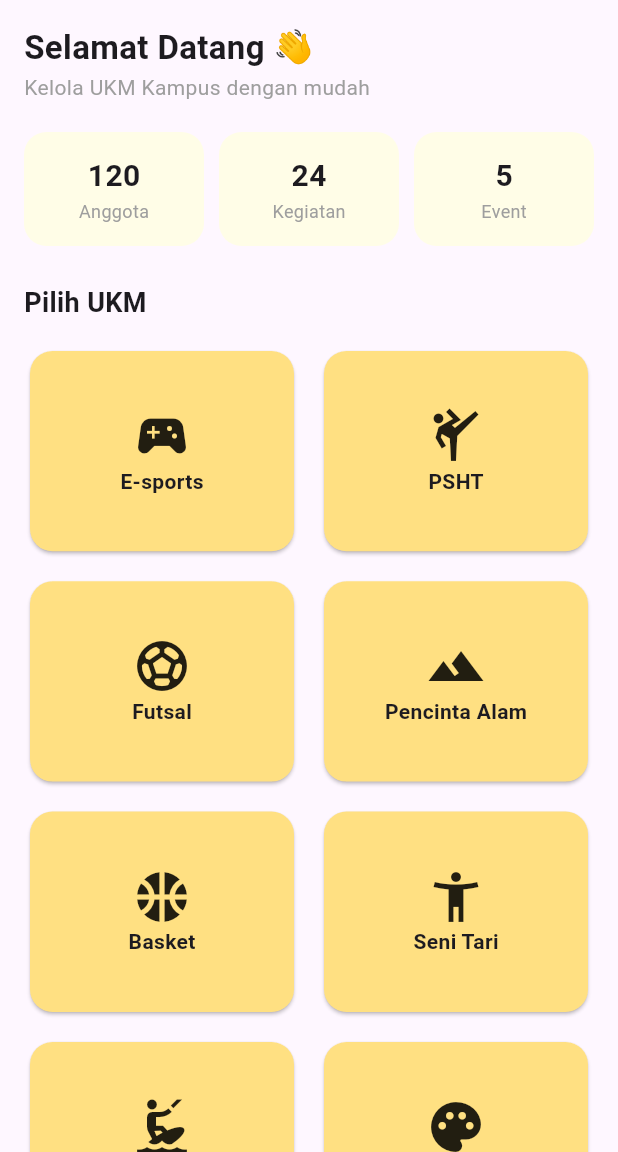
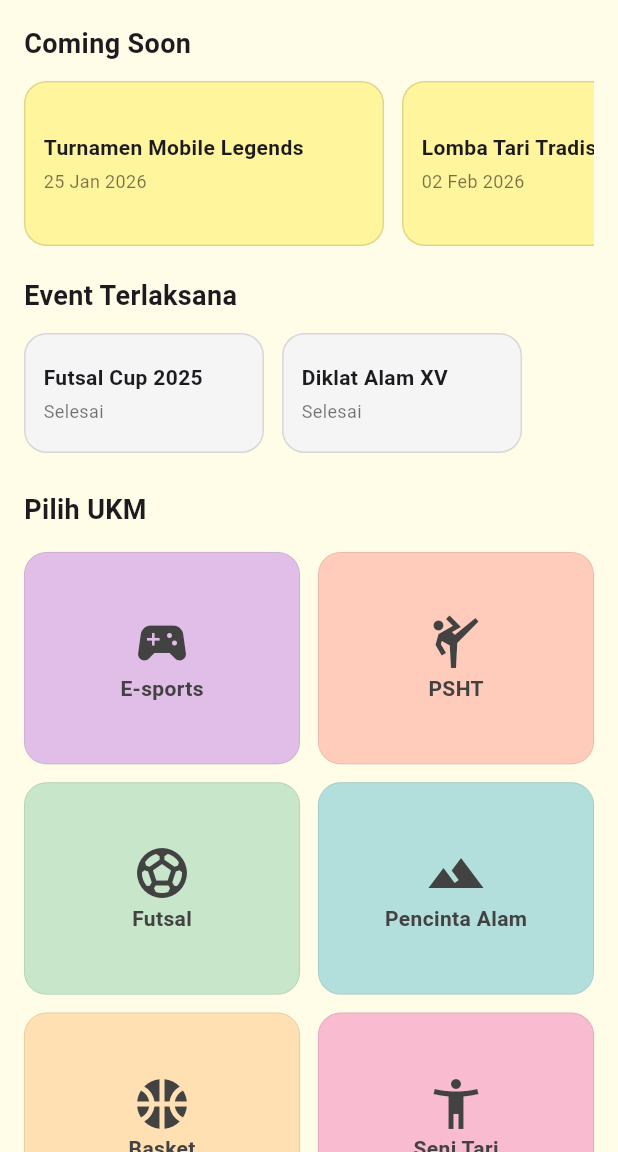
Before and after one commit to DinaMaulidyawati/SIMUKA, a Flutter app: the HomePage screen opened by its route, on a phone screen of 412 x 824 dp, the part 84-1236 px from its top. Run offline on Flutter 3.47's test engine with Material 3 defaults, Android fonts, the phone set to English and light mode, and no system bars.

Commit message:
merubah UI dashboard

```diff
--- a/lib/presentation/pages/home_page.dart
+++ b/lib/presentation/pages/home_page.dart
@@ -2,7 +2,7 @@ import 'package:flutter/material.dart';
 import 'kegiatan_pages.dart';
 import 'app_state.dart';
 import 'pengaturan_page.dart';
-import 'login_page.dart'; // <--- IMPORT HALAMAN LOGIN
+import 'login_page.dart';
 
 class HomePage extends StatefulWidget {
   const HomePage({super.key});
@@ -12,40 +12,60 @@ class HomePage extends StatefulWidget {
 }
 
 class _HomePageState extends State<HomePage> {
-  // Fungsi refresh saat kembali dari halaman detail
   void refresh() => setState(() {});
+
+  final List<Map<String, dynamic>> daftarUkm = [
+    {'name': 'E-sports', 'icon': Icons.sports_esports, 'color': const Color(0xFFE1BEE7)},
+    {'name': 'PSHT', 'icon': Icons.sports_martial_arts, 'color': const Color(0xFFFFCCBC)},
+    {'name': 'Futsal', 'icon': Icons.sports_soccer, 'color': const Color(0xFFC8E6C9)},
+    {'name': 'Pencinta Alam', 'icon': Icons.terrain, 'color': const Color(0xFFB2DFDB)},
+    {'name': 'Basket', 'icon': Icons.sports_basketball, 'color': const Color(0xFFFFE0B2)},
+    {'name': 'Seni Tari', 'icon': Icons.accessibility_new, 'color': const Color(0xFFF8BBD0)},
+    {'name': 'Taekwondo', 'icon': Icons.kitesurfing, 'color': const Color(0xFFB3E5FC)},
+    {'name': 'Seni Rupa', 'icon': Icons.palette, 'color': const Color(0xFFFFF9C4)},
+  ];
 
   @override
   Widget build(BuildContext context) {
-    final List<Map<String, dynamic>> daftarUkm = [
-      {'name': 'E-sports', 'icon': Icons.sports_esports},
-      {'name': 'PSHT', 'icon': Icons.sports_martial_arts},
-      {'name': 'Futsal', 'icon': Icons.sports_soccer},
-      {'name': 'Pencinta Alam', 'icon': Icons.terrain},
-      {'name': 'Basket', 'icon': Icons.sports_basketball},
-      {'name': 'Seni Tari', 'icon': Icons.accessibility_new},
-      {'name': 'Taekwondo', 'icon': Icons.kitesurfing},
-      {'name': 'Seni Rupa', 'icon': Icons.palette},
-    ];
-
     return Scaffold(
+      backgroundColor: const Color(0xFFFFFDE7),
       appBar: AppBar(
         title: const Text('Dashboard SIMUKA', style: TextStyle(color: Color(0xFF424242), fontWeight: FontWeight.bold)),
         backgroundColor: const Color(0xFFFFE082),
         centerTitle: true,
         elevation: 0,
       ),
-      // Panggil fungsi Drawer di sini
       drawer: _buildDrawer(context),
       body: SingleChildScrollView(
         padding: const EdgeInsets.all(16),
         child: Column(
           crossAxisAlignment: CrossAxisAlignment.start,
           children: [
-            const Text('Selamat Datang 👋', style: TextStyle(fontSize: 22, fontWeight: FontWeight.bold)),
-            const Text('Kelola UKM Kampus dengan mudah', style: TextStyle(color: Colors.grey)),
+            const Text('Coming Soon ', style: TextStyle(fontSize: 18, fontWeight: FontWeight.bold)),
+            const SizedBox(height: 12),
+            SizedBox(
+              height: 110,
+              child: ListView(
+                scrollDirection: Axis.horizontal,
+                children: [
+                  _buildEventCard("Turnamen Mobile Legends", "25 Jan 2026", const Color(0xFFFFF59D), true),
+                  _buildEventCard("Lomba Tari Tradisional", "02 Feb 2026", const Color(0xFFFFF59D), true),
+                ],
+              ),
+            ),
             const SizedBox(height: 20),
-            _buildSummarySection(),
+            const Text('Event Terlaksana ', style: TextStyle(fontSize: 18, fontWeight: FontWeight.bold)),
+            const SizedBox(height: 12),
+            SizedBox(
+              height: 80,
+              child: ListView(
+                scrollDirection: Axis.horizontal,
+                children: [
+                  _buildEventCard("Futsal Cup 2025", "Selesai", const Color(0xFFF5F5F5), false),
+                  _buildEventCard("Diklat Alam XV", "Selesai", const Color(0xFFF5F5F5), false),
+                ],
+              ),
+            ),
             const SizedBox(height: 25),
             const Text('Pilih UKM', style: TextStyle(fontSize: 18, fontWeight: FontWeight.bold)),
             const SizedBox(height: 15),
@@ -57,27 +77,39 @@ class _HomePageState extends State<HomePage> {
               itemCount: daftarUkm.length,
               itemBuilder: (context, index) {
                 String ukmName = daftarUkm[index]['name'];
+                Color ukmColor = daftarUkm[index]['color'];
                 bool hasEvent = AppState.ukmEventStatus[ukmName] ?? false;
 
                 return InkWell(
                   onTap: () async {
-                    // Masuk ke Menu Kegiatan
-                    await Navigator.push(context, MaterialPageRoute(builder: (context) => KegiatanPage(ukmName: ukmName)));
-                    refresh(); // Refresh saat kembali
+                    // --- BAGIAN YANG DIPERBAIKI (MENAMBAHKAN themeColor) ---
+                    await Navigator.push(
+                      context,
+                      MaterialPageRoute(
+                        builder: (context) => KegiatanPage(
+                          ukmName: ukmName,
+                          themeColor: ukmColor, // Tambahkan ini agar tidak error
+                        ),
+                      ),
+                    );
+                    // -------------------------------------------------------
+                    refresh();
                   },
+                  child: Container(
+                    decoration: BoxDecoration(
+                      color: ukmColor,
+                      borderRadius: BorderRadius.circular(15),
+                      border: Border.all(color: Colors.black12, width: 0.5),
+                    ),
                     child: Stack(
                       children: [
-                      Card(
-                        color: const Color(0xFFFFE082),
-                        shape: RoundedRectangleBorder(borderRadius: BorderRadius.circular(15)),
-                        child: Center(
+                        Center(
                           child: Column(
                             mainAxisAlignment: MainAxisAlignment.center,
                             children: [
-                              Icon(daftarUkm[index]['icon'], size: 40),
-                              Text(ukmName, style: const TextStyle(fontWeight: FontWeight.bold)),
+                              Icon(daftarUkm[index]['icon'], size: 40, color: const Color(0xFF424242)),
+                              Text(ukmName, style: const TextStyle(fontWeight: FontWeight.bold, color: Color(0xFF424242))),
                             ],
-                          ),
                           ),
                         ),
                         if (hasEvent)
@@ -91,6 +123,7 @@ class _HomePageState extends State<HomePage> {
                           ),
                       ],
                     ),
+                  ),
                 );
               },
             ),
@@ -100,61 +133,53 @@ class _HomePageState extends State<HomePage> {
     );
   }
 
-  Widget _buildSummarySection() {
-    return Row(
+  Widget _buildEventCard(String title, String status, Color color, bool isBig) {
+    return GestureDetector(
+      onTap: () => ScaffoldMessenger.of(context).showSnackBar(SnackBar(content: Text("Detail: $title"))),
+      child: Container(
+        width: isBig ? 240 : 160,
+        margin: const EdgeInsets.only(right: 12),
+        padding: const EdgeInsets.all(12),
+        decoration: BoxDecoration(
+          color: color,
+          borderRadius: BorderRadius.circular(15),
+          border: Border.all(color: Colors.black12),
+        ),
+        child: Column(
+          crossAxisAlignment: CrossAxisAlignment.start,
+          mainAxisAlignment: MainAxisAlignment.center,
           children: [
-        _summaryCard('Anggota', '120'),
-        const SizedBox(width: 10),
-        _summaryCard('Kegiatan', '24'),
-        const SizedBox(width: 10),
-        _summaryCard('Event', '5'),
+            Text(title, style: const TextStyle(fontWeight: FontWeight.bold, fontSize: 14)),
+            const SizedBox(height: 4),
+            Text(status, style: const TextStyle(color: Colors.black54, fontSize: 12)),
           ],
-    );
-  }
-
-  Widget _summaryCard(String label, String value) {
-    return Expanded(
-      child: Container(
-        padding: const EdgeInsets.all(15),
-        decoration: BoxDecoration(color: Colors.yellow[50], borderRadius: BorderRadius.circular(15)),
-        child: Column(children: [
-          Text(value, style: const TextStyle(fontSize: 20, fontWeight: FontWeight.bold)),
-          Text(label, style: const TextStyle(fontSize: 12, color: Colors.grey)),
-        ]),
+        ),
       ),
     );
   }
 
-  // ================= DRAWER (UPDATED) =================
   Widget _buildDrawer(BuildContext context) {
     return Drawer(
       child: Column(children: [
-        // Header Profil
         const UserAccountsDrawerHeader(
           decoration: BoxDecoration(color: Color(0xFFFFE082)),
           accountName: Text('Admin UKM', style: TextStyle(color: Colors.black)),
           accountEmail: Text('admin@simuka.id', style: TextStyle(color: Colors.black)),
           currentAccountPicture: CircleAvatar(backgroundColor: Colors.white, child: Icon(Icons.person)),
         ),
-
-        // Menu Home
         ListTile(
           leading: const Icon(Icons.home),
           title: const Text('Home'),
           onTap: () => Navigator.pop(context)
         ),
-
-        // Menu Pengaturan
         ListTile(
           leading: const Icon(Icons.settings),
           title: const Text('Pengaturan'),
           onTap: () {
-            Navigator.pop(context); // Tutup drawer
+            Navigator.pop(context);
             Navigator.push(context, MaterialPageRoute(builder: (context) => const PengaturanPage()));
           }
         ),
-
-        // Menu Tentang Aplikasi
         ListTile(
           leading: const Icon(Icons.info_outline),
           title: const Text('Tentang Aplikasi'),
@@ -162,71 +187,46 @@ class _HomePageState extends State<HomePage> {
             Navigator.pop(context);
             showDialog(
               context: context,
-              builder: (context) {
-                return AlertDialog(
+              builder: (context) => AlertDialog(
                 shape: RoundedRectangleBorder(borderRadius: BorderRadius.circular(15)),
                 title: const Text("Tentang SIMUKA", style: TextStyle(fontWeight: FontWeight.bold)),
-                  content: const SingleChildScrollView(
-                    child: Text(
+                content: const Text(
                   '''SIMUKA (Sistem Informasi Manajemen Unit Kegiatan Mahasiswa) merupakan aplikasi yang dirancang untuk mendukung pengelolaan dan pengembangan Unit Kegiatan Mahasiswa (UKM) secara terintegrasi.\n\nDengan adanya SIMUKA, diharapkan setiap UKM dapat berkembang secara berkelanjutan.''',
                   textAlign: TextAlign.justify,
-                      style: TextStyle(fontSize: 14, height: 1.5),
-                    ),
                 ),
                 actions: [
-                    TextButton(
-                      onPressed: () => Navigator.pop(context),
-                      child: const Text("Tutup", style: TextStyle(color: Colors.orange)),
+                  TextButton(onPressed: () => Navigator.pop(context), child: const Text("Tutup")),
+                ],
               ),
-                  ],
-                );
-              },
             );
           }
         ),
-
         const Spacer(),
         const Divider(),
-
-        // ================= TOMBOL LOG OUT =================
         ListTile(
           leading: const Icon(Icons.logout, color: Colors.red),
           title: const Text('Log Out', style: TextStyle(color: Colors.red, fontWeight: FontWeight.bold)),
           onTap: () {
-            // Tutup drawer
             Navigator.pop(context);
-
-            // Munculkan Dialog Konfirmasi
             showDialog(
               context: context,
               builder: (context) => AlertDialog(
-                shape: RoundedRectangleBorder(borderRadius: BorderRadius.circular(15)),
-                title: const Text("Konfirmasi Keluar"),
-                content: const Text("Apakah Anda yakin ingin logout?"),
+                title: const Text("Konfirmasi"),
+                content: const Text("Yakin ingin logout?"),
                 actions: [
-                  TextButton(
-                    onPressed: () => Navigator.pop(context),
-                    child: const Text("Batal", style: TextStyle(color: Colors.grey)),
-                  ),
+                  TextButton(onPressed: () => Navigator.pop(context), child: const Text("Batal")),
                   TextButton(
                     onPressed: () {
-                      // Tutup dialog
                       Navigator.pop(context);
-                      // Keluar dan hapus history halaman (Kembali ke Login)
-                      Navigator.pushAndRemoveUntil(
-                        context,
-                        MaterialPageRoute(builder: (context) => LoginPage()),
-                        (route) => false,
-                      );
+                      Navigator.pushAndRemoveUntil(context, MaterialPageRoute(builder: (context) => LoginPage()), (route) => false);
                     },
-                    child: const Text("Keluar", style: TextStyle(color: Colors.red, fontWeight: FontWeight.bold)),
+                    child: const Text("Keluar", style: TextStyle(color: Colors.red))
                   ),
                 ],
               ),
             );
           }
         ),
-
         const SizedBox(height: 20),
       ]),
     );
```
Lines whose indentation alone changed are shown as unchanged.
